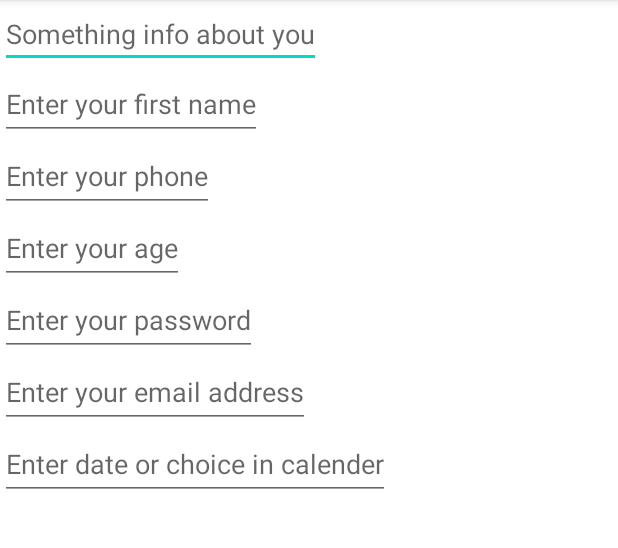
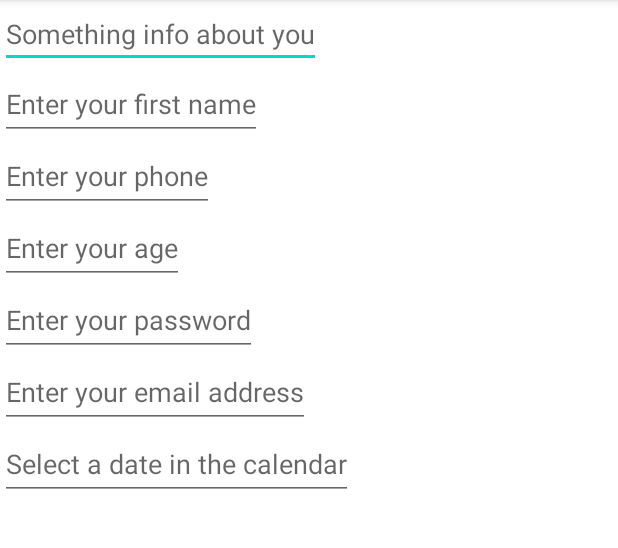
Before and after one commit to VolokhinAlex/Android-Calculator, an Android app: the screen it shows after launch (MainActivity), on a phone screen of 412 x 824 dp, the part 84-632 px from its top. Run offline under Robolectric (Android 15) with nearby library versions, the light colour scheme and no system bars.

Commit message:
Сделал установку даты только при помощи календаря

```diff
--- a/app/src/main/java/com/example/java/android1/javaandroid1calculator/MainActivity.java
+++ b/app/src/main/java/com/example/java/android1/javaandroid1calculator/MainActivity.java
@@ -13,7 +13,6 @@ public class MainActivity extends AppCompatActivity {
     protected void onCreate(Bundle savedInstanceState) {
         super.onCreate(savedInstanceState);
         setContentView(R.layout.form_layout);
-
         CalendarView calendarView = findViewById(R.id.calendar_view);
         calendarView.setVisibility(View.INVISIBLE);
         EditText dateTime = findViewById(R.id.date_field);
--- a/app/src/main/res/layout/form_layout.xml
+++ b/app/src/main/res/layout/form_layout.xml
@@ -1,6 +1,5 @@
 <?xml version="1.0" encoding="utf-8"?>
 <LinearLayout xmlns:android="http://schemas.android.com/apk/res/android"
-    xmlns:tools="http://schemas.android.com/tools"
     android:layout_width="match_parent"
     android:layout_height="match_parent"
     android:orientation="vertical">
@@ -9,7 +8,7 @@
         android:id="@+id/text_field"
         android:layout_width="wrap_content"
         android:layout_height="wrap_content"
-        android:hint="Something info about you"
+        android:hint="@string/something_info_about_you"
         android:inputType="text" />
 
     <EditText
@@ -17,7 +16,7 @@
         android:layout_width="wrap_content"
         android:layout_height="wrap_content"
         android:autofillHints="username"
-        android:hint="Enter your first name"
+        android:hint="@string/enter_your_first_name"
         android:inputType="textPersonName"
         android:minHeight="48dp" />
 
@@ -26,7 +25,7 @@
         android:layout_width="wrap_content"
         android:layout_height="wrap_content"
         android:autofillHints="phone"
-        android:hint="Enter your phone"
+        android:hint="@string/enter_your_phone"
         android:inputType="phone"
         android:minHeight="48dp" />
 
@@ -35,7 +34,7 @@
         android:layout_width="wrap_content"
         android:layout_height="wrap_content"
         android:autofillHints="age"
-        android:hint="Enter your age"
+        android:hint="@string/enter_your_age"
         android:inputType="number"
         android:minHeight="48dp" />
 
@@ -44,7 +43,7 @@
         android:layout_width="wrap_content"
         android:layout_height="wrap_content"
         android:autofillHints="password"
-        android:hint="Enter your password"
+        android:hint="@string/enter_your_password"
         android:inputType="textPassword"
         android:minHeight="48dp" />
 
@@ -53,7 +52,7 @@
         android:layout_width="wrap_content"
         android:layout_height="wrap_content"
         android:autofillHints="emailAddress"
-        android:hint="Enter your email address"
+        android:hint="@string/enter_your_email_address"
         android:inputType="textEmailAddress"
         android:minHeight="48dp" />
 
@@ -61,9 +60,10 @@
         android:id="@+id/date_field"
         android:layout_width="wrap_content"
         android:layout_height="wrap_content"
-        android:hint="Enter date or choice in calender"
-        android:inputType="date"
-        android:minHeight="48dp" />
+        android:hint="@string/select_a_date_in_the_calendar"
+        android:minHeight="48dp"
+        android:cursorVisible="false"
+        android:focusableInTouchMode="false" />
 
     <CalendarView
         android:id="@+id/calendar_view"
--- a/app/src/main/res/values/strings.xml
+++ b/app/src/main/res/values/strings.xml
@@ -17,4 +17,11 @@
     <string name="date_time" />
     <string name="date">Date</string>
     <string name="please_enter_your_first_name">Please, enter your first name</string>
+    <string name="select_a_date_in_the_calendar">Select a date in the calendar</string>
+    <string name="enter_your_email_address">Enter your email address</string>
+    <string name="enter_your_password">Enter your password</string>
+    <string name="enter_your_age">Enter your age</string>
+    <string name="enter_your_phone">Enter your phone</string>
+    <string name="enter_your_first_name">Enter your first name</string>
+    <string name="something_info_about_you">Something info about you</string>
 </resources>
```
Also changed, not shown: app/src/main/res/layout-v28/activity_main.xml (deleted, +0 -55 lines).
